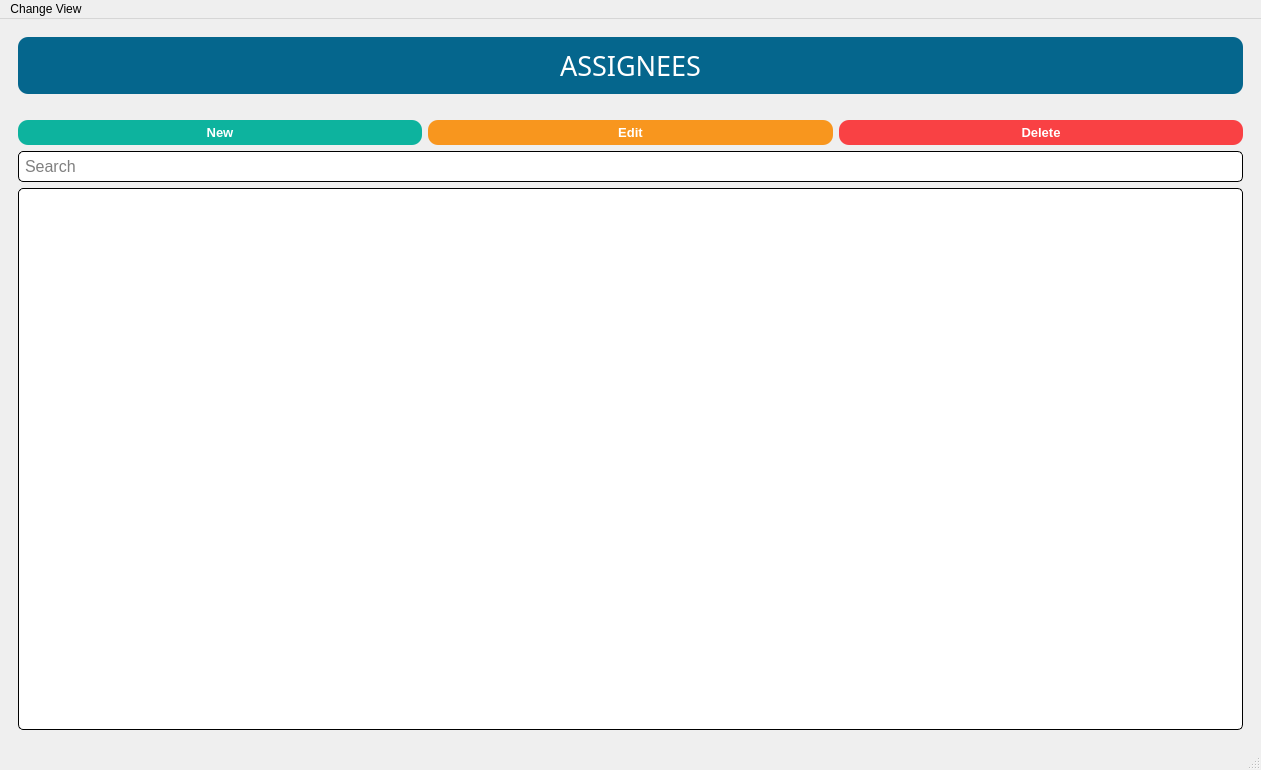
First picture: the form in conu/ui/ui_files/MainWindow.ui, repository Soapey/PyConu, before the edit.
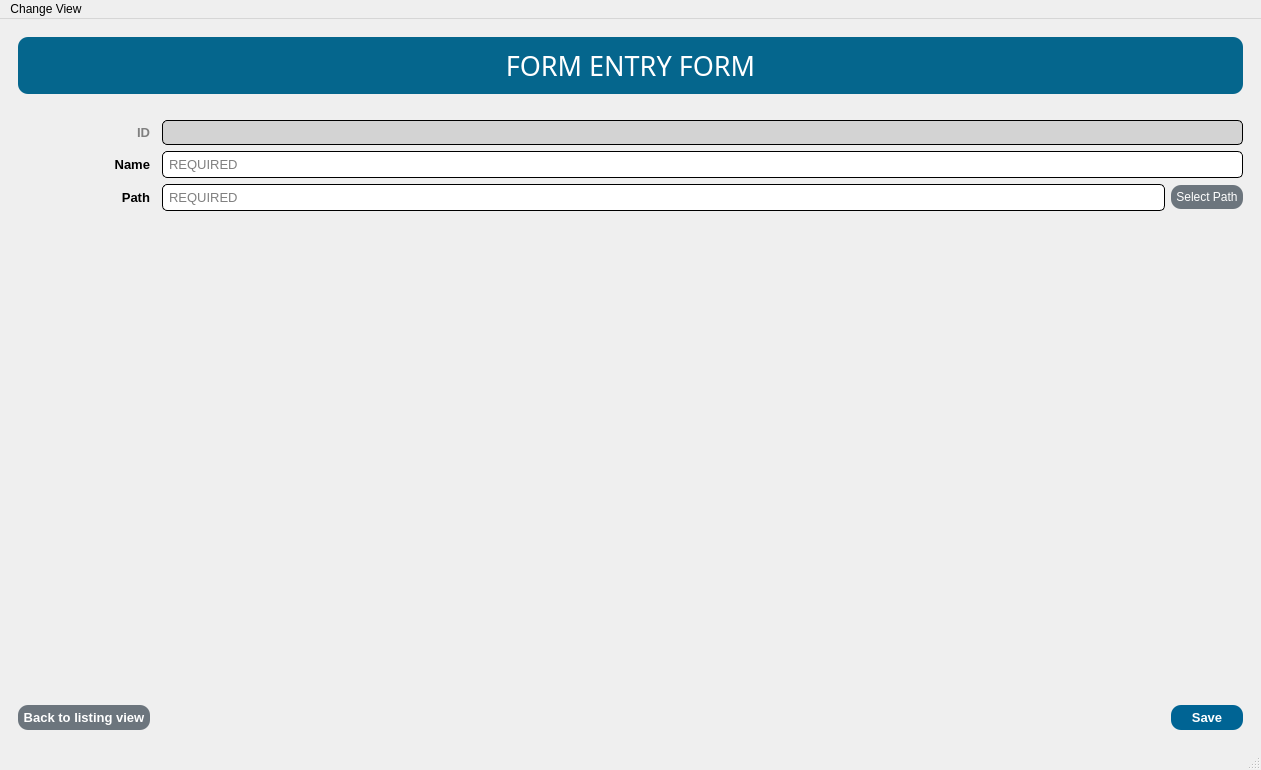
Second picture: the form after the edit.

Patch:
```diff
--- a/conu/ui/ui_files/MainWindow.ui
+++ b/conu/ui/ui_files/MainWindow.ui
@@ -21,7 +21,7 @@
        <string notr="true"/>
       </property>
       <property name="currentIndex">
-       <number>0</number>
+       <number>5</number>
       </property>
       <widget class="QWidget" name="page_assignee_listingview">
        <layout class="QGridLayout" name="gridLayout_3">
@@ -939,6 +939,518 @@
         </item>
        </layout>
       </widget>
+      <widget class="QWidget" name="page_form_listingview">
+       <layout class="QGridLayout" name="gridLayout_5">
+        <item row="0" column="0" colspan="3">
+         <widget class="QLabel" name="label_20">
+          <property name="font">
+           <font>
+            <family>Impact</family>
+            <pointsize>20</pointsize>
+           </font>
+          </property>
+          <property name="styleSheet">
+           <string notr="true">QLabel {
+	color: white;
+    background-color: #05668d;
+    border-style: outset;
+    border-radius: 10px;
+    padding: 10px;
+	margin: 0px 0px 20px 0px;
+}</string>
+          </property>
+          <property name="text">
+           <string>FORMS</string>
+          </property>
+          <property name="alignment">
+           <set>Qt::AlignCenter</set>
+          </property>
+         </widget>
+        </item>
+        <item row="1" column="0">
+         <widget class="QPushButton" name="form_listingview_btnNew">
+          <property name="font">
+           <font>
+            <family>Arial</family>
+            <pointsize>10</pointsize>
+            <weight>75</weight>
+            <bold>true</bold>
+           </font>
+          </property>
+          <property name="cursor">
+           <cursorShape>PointingHandCursor</cursorShape>
+          </property>
+          <property name="focusPolicy">
+           <enum>Qt::NoFocus</enum>
+          </property>
+          <property name="styleSheet">
+           <string notr="true">QPushButton {
+	color: white;
+    background-color: #0db39e;
+    border-style: outset;
+    border-radius: 10px;
+    padding: 5px;
+}
+
+QPushButton:hover {
+	    background-color: #16db93;
+}</string>
+          </property>
+          <property name="text">
+           <string>New</string>
+          </property>
+         </widget>
+        </item>
+        <item row="1" column="1">
+         <widget class="QPushButton" name="form_listingview_btnEdit">
+          <property name="font">
+           <font>
+            <family>Arial</family>
+            <pointsize>10</pointsize>
+            <weight>75</weight>
+            <bold>true</bold>
+           </font>
+          </property>
+          <property name="cursor">
+           <cursorShape>PointingHandCursor</cursorShape>
+          </property>
+          <property name="focusPolicy">
+           <enum>Qt::NoFocus</enum>
+          </property>
+          <property name="styleSheet">
+           <string notr="true">QPushButton {
+	color: white;
+    background-color: #f8961e;
+    border-style: outset;
+    border-radius: 10px;
+    padding: 5px;
+}
+
+QPushButton:hover {
+	    background-color: #f9c74f;
+}</string>
+          </property>
+          <property name="text">
+           <string>Edit</string>
+          </property>
+         </widget>
+        </item>
+        <item row="1" column="2">
+         <widget class="QPushButton" name="form_listingview_btnDelete">
+          <property name="font">
+           <font>
+            <family>Arial</family>
+            <pointsize>10</pointsize>
+            <weight>75</weight>
+            <bold>true</bold>
+           </font>
+          </property>
+          <property name="cursor">
+           <cursorShape>PointingHandCursor</cursorShape>
+          </property>
+          <property name="focusPolicy">
+           <enum>Qt::NoFocus</enum>
+          </property>
+          <property name="styleSheet">
+           <string notr="true">QPushButton {
+	color: white;
+    background-color: #f94144;
+    border-style: outset;
+    border-radius: 10px;
+    padding: 5px;
+}
+
+QPushButton:hover {
+	    background-color: #ff595e;
+}</string>
+          </property>
+          <property name="text">
+           <string>Delete</string>
+          </property>
+         </widget>
+        </item>
+        <item row="2" column="0" colspan="3">
+         <widget class="QLineEdit" name="form_listingview_txtSearch">
+          <property name="font">
+           <font>
+            <family>Arial</family>
+            <pointsize>12</pointsize>
+           </font>
+          </property>
+          <property name="styleSheet">
+           <string notr="true">QLineEdit {
+	background-color: white;
+	border-style: inset;
+	border-width: 1px;
+	border-radius: 5px;
+	border-color: black;
+	padding: 4px;
+}
+
+QLineEdit:focus {
+	border-width: 2px;
+	border-color: #028090;
+}</string>
+          </property>
+          <property name="placeholderText">
+           <string>Search</string>
+          </property>
+          <property name="clearButtonEnabled">
+           <bool>true</bool>
+          </property>
+         </widget>
+        </item>
+        <item row="3" column="0" colspan="3">
+         <widget class="QTableWidget" name="form_listingview_tblForm">
+          <property name="focusPolicy">
+           <enum>Qt::ClickFocus</enum>
+          </property>
+          <property name="styleSheet">
+           <string notr="true">QTableWidget {
+	background-color: white;
+	border-style: inset;
+	border-width: 1px;
+	border-radius: 5px;
+	border-color: black;
+	padding: 4px;
+}
+
+QTableWidget:focus {
+	border-width: 2px;
+	border-color: #028090;
+}</string>
+          </property>
+          <property name="editTriggers">
+           <set>QAbstractItemView::NoEditTriggers</set>
+          </property>
+          <property name="tabKeyNavigation">
+           <bool>false</bool>
+          </property>
+          <property name="alternatingRowColors">
+           <bool>false</bool>
+          </property>
+          <property name="selectionMode">
+           <enum>QAbstractItemView::SingleSelection</enum>
+          </property>
+          <property name="selectionBehavior">
+           <enum>QAbstractItemView::SelectRows</enum>
+          </property>
+          <property name="sortingEnabled">
+           <bool>true</bool>
+          </property>
+          <property name="cornerButtonEnabled">
+           <bool>false</bool>
+          </property>
+          <attribute name="horizontalHeaderStretchLastSection">
+           <bool>true</bool>
+          </attribute>
+          <attribute name="verticalHeaderVisible">
+           <bool>false</bool>
+          </attribute>
+         </widget>
+        </item>
+       </layout>
+      </widget>
+      <widget class="QWidget" name="page_form_entryform">
+       <layout class="QGridLayout" name="gridLayout_6">
+        <item row="5" column="3">
+         <spacer name="horizontalSpacer_8">
+          <property name="orientation">
+           <enum>Qt::Horizontal</enum>
+          </property>
+          <property name="sizeHint" stdset="0">
+           <size>
+            <width>989</width>
+            <height>20</height>
+           </size>
+          </property>
+         </spacer>
+        </item>
+        <item row="3" column="0">
+         <widget class="QLabel" name="label">
+          <property name="font">
+           <font>
+            <family>Arial</family>
+            <pointsize>10</pointsize>
+            <weight>75</weight>
+            <bold>true</bold>
+           </font>
+          </property>
+          <property name="text">
+           <string>Path</string>
+          </property>
+          <property name="alignment">
+           <set>Qt::AlignRight|Qt::AlignTrailing|Qt::AlignVCenter</set>
+          </property>
+         </widget>
+        </item>
+        <item row="2" column="0">
+         <widget class="QLabel" name="label_22">
+          <property name="font">
+           <font>
+            <family>Arial</family>
+            <pointsize>10</pointsize>
+            <weight>75</weight>
+            <bold>true</bold>
+           </font>
+          </property>
+          <property name="text">
+           <string>Name</string>
+          </property>
+          <property name="alignment">
+           <set>Qt::AlignRight|Qt::AlignTrailing|Qt::AlignVCenter</set>
+          </property>
+         </widget>
+        </item>
+        <item row="1" column="0">
+         <widget class="QLabel" name="label_24">
+          <property name="font">
+           <font>
+            <family>Arial</family>
+            <pointsize>10</pointsize>
+            <weight>75</weight>
+            <bold>true</bold>
+           </font>
+          </property>
+          <property name="styleSheet">
+           <string notr="true">QLabel {
+	color: grey;
+}</string>
+          </property>
+          <property name="text">
+           <string>ID</string>
+          </property>
+          <property name="alignment">
+           <set>Qt::AlignRight|Qt::AlignTrailing|Qt::AlignVCenter</set>
+          </property>
+         </widget>
+        </item>
+        <item row="5" column="0">
+         <widget class="QPushButton" name="form_entryform_btnBack">
+          <property name="font">
+           <font>
+            <family>Arial</family>
+            <pointsize>10</pointsize>
+            <weight>75</weight>
+            <bold>true</bold>
+           </font>
+          </property>
+          <property name="cursor">
+           <cursorShape>PointingHandCursor</cursorShape>
+          </property>
+          <property name="focusPolicy">
+           <enum>Qt::NoFocus</enum>
+          </property>
+          <property name="styleSheet">
+           <string notr="true">QPushButton {
+	color: white;
+    background-color: #6c757d;
+    border-style: outset;
+    border-radius: 10px;
+    padding: 5px;
+}
+
+QPushButton:hover {
+	    background-color: #adb5bd;
+}</string>
+          </property>
+          <property name="text">
+           <string>Back to listing view</string>
+          </property>
+         </widget>
+        </item>
+        <item row="3" column="5">
+         <widget class="QPushButton" name="form_entryform_btnSelectPath">
+          <property name="focusPolicy">
+           <enum>Qt::NoFocus</enum>
+          </property>
+          <property name="styleSheet">
+           <string notr="true">QPushButton {
+	color: white;
+    background-color: #6c757d;
+    border-style: outset;
+    border-radius: 10px;
+    padding: 5px;
+}
+
+QPushButton:hover {
+	    background-color: #adb5bd;
+}</string>
+          </property>
+          <property name="text">
+           <string>Select Path</string>
+          </property>
+         </widget>
+        </item>
+        <item row="4" column="0" colspan="6">
+         <spacer name="verticalSpacer_7">
+          <property name="orientation">
+           <enum>Qt::Vertical</enum>
+          </property>
+          <property name="sizeHint" stdset="0">
+           <size>
+            <width>1222</width>
+            <height>478</height>
+           </size>
+          </property>
+         </spacer>
+        </item>
+        <item row="5" column="5">
+         <widget class="QPushButton" name="form_entryform_btnSave">
+          <property name="font">
+           <font>
+            <family>Arial</family>
+            <pointsize>10</pointsize>
+            <weight>75</weight>
+            <bold>true</bold>
+           </font>
+          </property>
+          <property name="cursor">
+           <cursorShape>PointingHandCursor</cursorShape>
+          </property>
+          <property name="focusPolicy">
+           <enum>Qt::NoFocus</enum>
+          </property>
+          <property name="styleSheet">
+           <string notr="true">QPushButton {
+	width: 60px;
+	color: white;
+    background-color: #006494;
+    border-style: outset;
+    border-radius: 10px;
+    padding: 5px;
+}
+
+QPushButton:hover {
+	    background-color: #0582ca;
+}</string>
+          </property>
+          <property name="text">
+           <string>Save</string>
+          </property>
+         </widget>
+        </item>
+        <item row="0" column="0" colspan="6">
+         <widget class="QLabel" name="label_23">
+          <property name="font">
+           <font>
+            <family>Impact</family>
+            <pointsize>20</pointsize>
+           </font>
+          </property>
+          <property name="styleSheet">
+           <string notr="true">QLabel {
+	color: white;
+    background-color: #05668d;
+    border-style: outset;
+    border-radius: 10px;
+    padding: 10px;
+	margin: 0px 0px 20px 0px;
+}</string>
+          </property>
+          <property name="text">
+           <string>FORM ENTRY FORM</string>
+          </property>
+          <property name="alignment">
+           <set>Qt::AlignCenter</set>
+          </property>
+         </widget>
+        </item>
+        <item row="3" column="2" colspan="3">
+         <widget class="QLineEdit" name="form_entryform_txtPath">
+          <property name="font">
+           <font>
+            <family>Arial</family>
+            <pointsize>10</pointsize>
+           </font>
+          </property>
+          <property name="cursor">
+           <cursorShape>ArrowCursor</cursorShape>
+          </property>
+          <property name="focusPolicy">
+           <enum>Qt::NoFocus</enum>
+          </property>
+          <property name="styleSheet">
+           <string notr="true">QLineEdit {
+	background-color: white;
+	border-style: inset;
+	border-width: 1px;
+	border-radius: 5px;
+	border-color: black;
+	padding: 4px;
+}
+
+QLineEdit:focus {
+	border-width: 2px;
+	border-color: #028090;
+}
+</string>
+          </property>
+          <property name="readOnly">
+           <bool>false</bool>
+          </property>
+          <property name="placeholderText">
+           <string>REQUIRED</string>
+          </property>
+         </widget>
+        </item>
+        <item row="2" column="2" colspan="4">
+         <widget class="QLineEdit" name="form_entryform_txtName">
+          <property name="font">
+           <font>
+            <family>Arial</family>
+            <pointsize>10</pointsize>
+           </font>
+          </property>
+          <property name="styleSheet">
+           <string notr="true">QLineEdit {
+	background-color: white;
+	border-style: inset;
+	border-width: 1px;
+	border-radius: 5px;
+	border-color: black;
+	padding: 4px;
+}
+
+QLineEdit:focus {
+	border-width: 2px;
+	border-color: #028090;
+}
+</string>
+          </property>
+          <property name="placeholderText">
+           <string>REQUIRED</string>
+          </property>
+          <property name="clearButtonEnabled">
+           <bool>true</bool>
+          </property>
+         </widget>
+        </item>
+        <item row="1" column="2" colspan="4">
+         <widget class="QLabel" name="form_entryform_lblId">
+          <property name="font">
+           <font>
+            <family>Arial</family>
+            <pointsize>10</pointsize>
+           </font>
+          </property>
+          <property name="styleSheet">
+           <string notr="true">QLabel {
+	background-color: lightgrey;
+	border-style: inset;
+	border-width: 1px;
+	border-radius: 5px;
+	border-color: black;
+	padding: 4px;
+}</string>
+          </property>
+          <property name="text">
+           <string/>
+          </property>
+         </widget>
+        </item>
+       </layout>
+      </widget>
      </widget>
     </item>
    </layout>
```
Left out of the diff: 6 changed lines with no effect on the pictures.
